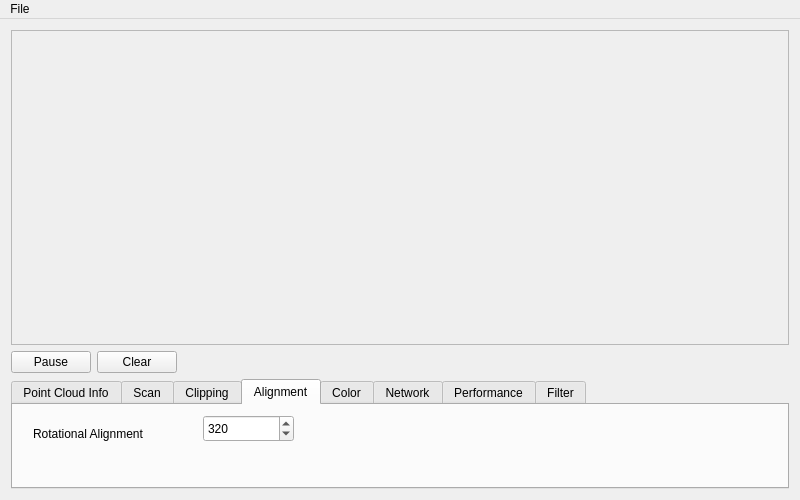
Qt form Client/mainwindow.ui (ANW180/Pidar) before a commit.
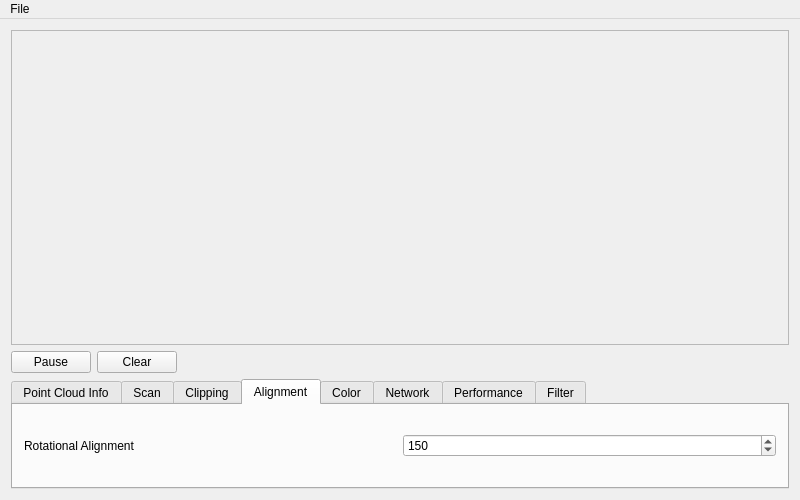
The same form after that commit. The open tabs and pages were chosen to show the change. Custom widgets are drawn as their Qt base class.

Commit message: Changes to default rotation and ui elements of pointcloud and range image.

Diff of the .ui file:
```diff
--- a/Client/mainwindow.ui
+++ b/Client/mainwindow.ui
@@ -541,35 +541,25 @@
        <attribute name="title">
         <string>Alignment</string>
        </attribute>
-       <widget class="QSpinBox" name="spinRotationOffset">
-        <property name="geometry">
-         <rect>
-          <x>190</x>
-          <y>10</y>
-          <width>91</width>
-          <height>27</height>
-         </rect>
-        </property>
-        <property name="maximum">
-         <number>360</number>
-        </property>
-        <property name="value">
-         <number>320</number>
-        </property>
-       </widget>
+       <layout class="QHBoxLayout" name="horizontalLayout_18">
+        <item>
        <widget class="QLabel" name="label_22">
-        <property name="geometry">
-         <rect>
-          <x>20</x>
-          <y>20</y>
-          <width>181</width>
-          <height>17</height>
-         </rect>
-        </property>
         <property name="text">
          <string>Rotational Alignment</string>
         </property>
        </widget>
+        </item>
+        <item>
+         <widget class="QSpinBox" name="spinRotationOffset">
+          <property name="maximum">
+           <number>360</number>
+          </property>
+          <property name="value">
+           <number>150</number>
+          </property>
+         </widget>
+        </item>
+       </layout>
       </widget>
       <widget class="QWidget" name="tabColoring">
        <attribute name="title">
```
Left out of the diff: 16 changed lines with no effect on the pictures. Lines whose indentation alone changed are shown as unchanged. The commit also changes 1 other file.
